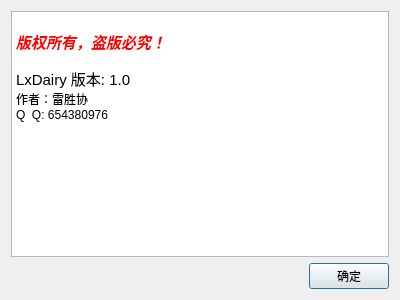
leishengxie/FengZhiHong, file LxDairy/src/AboutDialog.ui: the form before one commit.
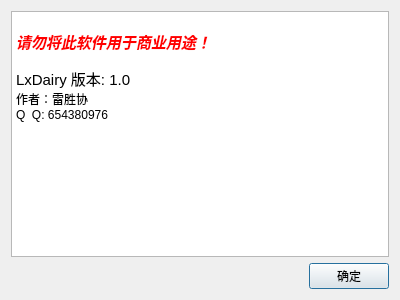
The form after the commit.

The edit to the form file:
```diff
--- a/LxDairy/src/AboutDialog.ui
+++ b/LxDairy/src/AboutDialog.ui
@@ -22,7 +22,7 @@
 p, li { white-space: pre-wrap; }
 &lt;/style&gt;&lt;/head&gt;&lt;body style=&quot; font-family:'SimSun'; font-size:9pt; font-weight:400; font-style:normal;&quot;&gt;
 &lt;p style=&quot;-qt-paragraph-type:empty; margin-top:0px; margin-bottom:0px; margin-left:0px; margin-right:0px; -qt-block-indent:0; text-indent:0px;&quot;&gt;&lt;br /&gt;&lt;/p&gt;
-&lt;p style=&quot; margin-top:0px; margin-bottom:0px; margin-left:0px; margin-right:0px; -qt-block-indent:0; text-indent:0px;&quot;&gt;&lt;span style=&quot; font-family:'宋体'; font-size:11pt; font-weight:600; font-style:italic; color:#ff0000;&quot;&gt;版权所有，盗版必究！&lt;/span&gt;&lt;/p&gt;
+&lt;p style=&quot; margin-top:0px; margin-bottom:0px; margin-left:0px; margin-right:0px; -qt-block-indent:0; text-indent:0px;&quot;&gt;&lt;span style=&quot; font-family:'宋体'; font-size:11pt; font-weight:600; font-style:italic; color:#ff0000;&quot;&gt;请勿将此软件用于商业用途！&lt;/span&gt;&lt;/p&gt;
 &lt;p style=&quot;-qt-paragraph-type:empty; margin-top:0px; margin-bottom:0px; margin-left:0px; margin-right:0px; -qt-block-indent:0; text-indent:0px;&quot;&gt;&lt;br /&gt;&lt;/p&gt;
 &lt;p style=&quot; margin-top:0px; margin-bottom:0px; margin-left:0px; margin-right:0px; -qt-block-indent:0; text-indent:0px;&quot;&gt;&lt;span style=&quot; font-size:11pt; color:#000000;&quot;&gt;LxDairy 版本: 1.0&lt;/span&gt;&lt;/p&gt;
 &lt;p style=&quot; margin-top:0px; margin-bottom:0px; margin-left:0px; margin-right:0px; -qt-block-indent:0; text-indent:0px;&quot;&gt;作者：雷胜协&lt;/p&gt;
```
